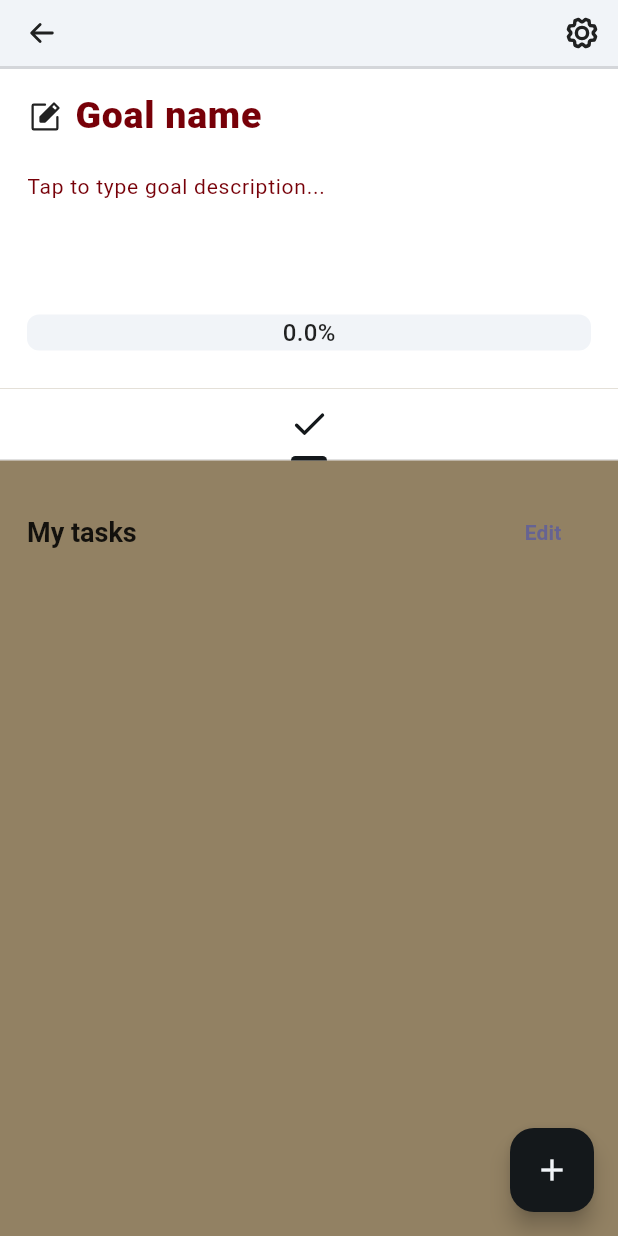
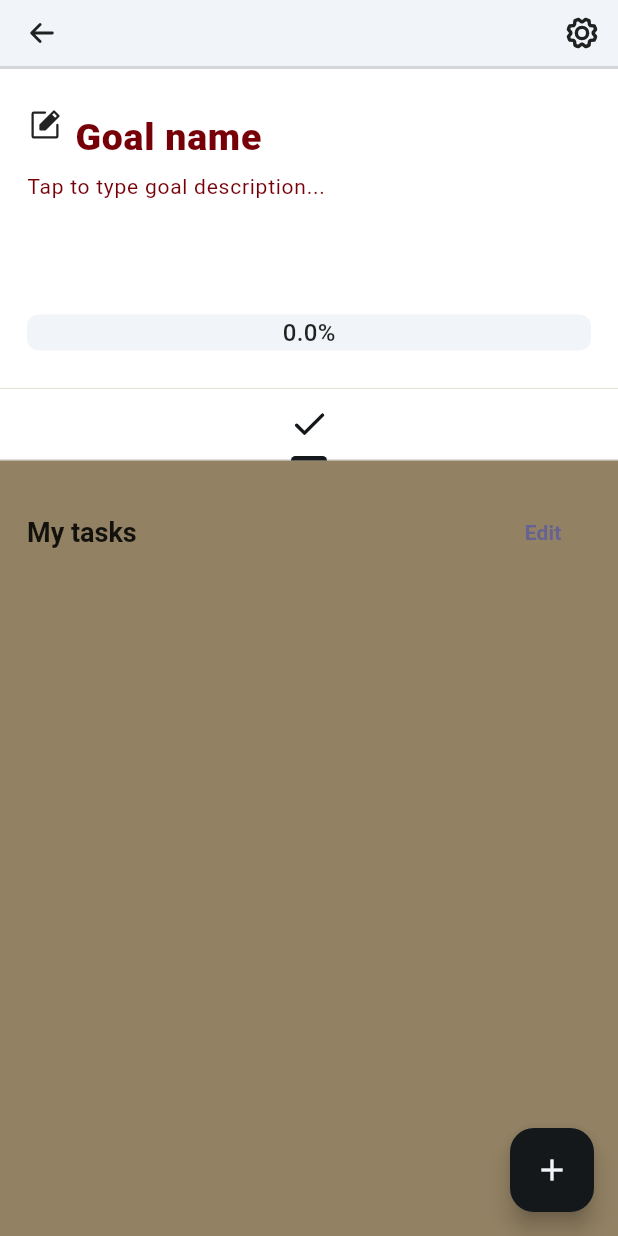
Before and after one commit to sankassio99/goals_tracker, a Flutter app: the MainGoalPageWidget screen opened directly, on a phone screen of 412 x 824 dp. Run offline on Flutter 3.47's test engine with Material 2 defaults, Android fonts, the phone set to English and light mode, and no system bars; drawn by our look-alikes of percent_indicator; our stand-ins replace get, phosphor_flutter, table_calendar; Roboto replaces fonts that are missing (Poppins).

Commit message:
teste layout center title

```diff
--- a/lib/presentation/components/header_goal_widget.dart
+++ b/lib/presentation/components/header_goal_widget.dart
@@ -94,7 +94,7 @@ class GoalTitleWidget extends StatelessWidget {
   Widget build(BuildContext context) {
     return Row(
       mainAxisSize: MainAxisSize.max,
-      crossAxisAlignment: CrossAxisAlignment.start,
+      crossAxisAlignment: CrossAxisAlignment.center,
       children: [
         Padding(
           padding: const EdgeInsets.fromLTRB(0, 0, 8, 0),
@@ -115,6 +115,7 @@ class GoalTitleWidget extends StatelessWidget {
                 key: const Key("titleInput"),
                 controller: model.name,
                 decoration: const InputDecoration(
+                  contentPadding: EdgeInsets.all(0),
                   hintText: 'Goal name',
                   border: InputBorder.none,
                 ),
```
